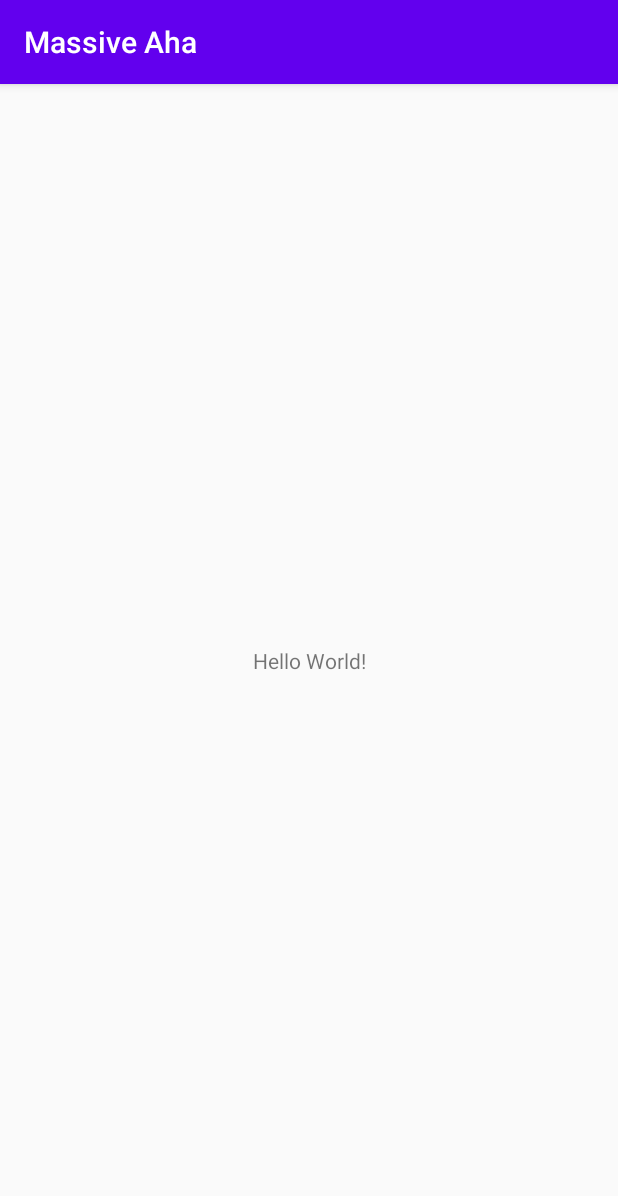
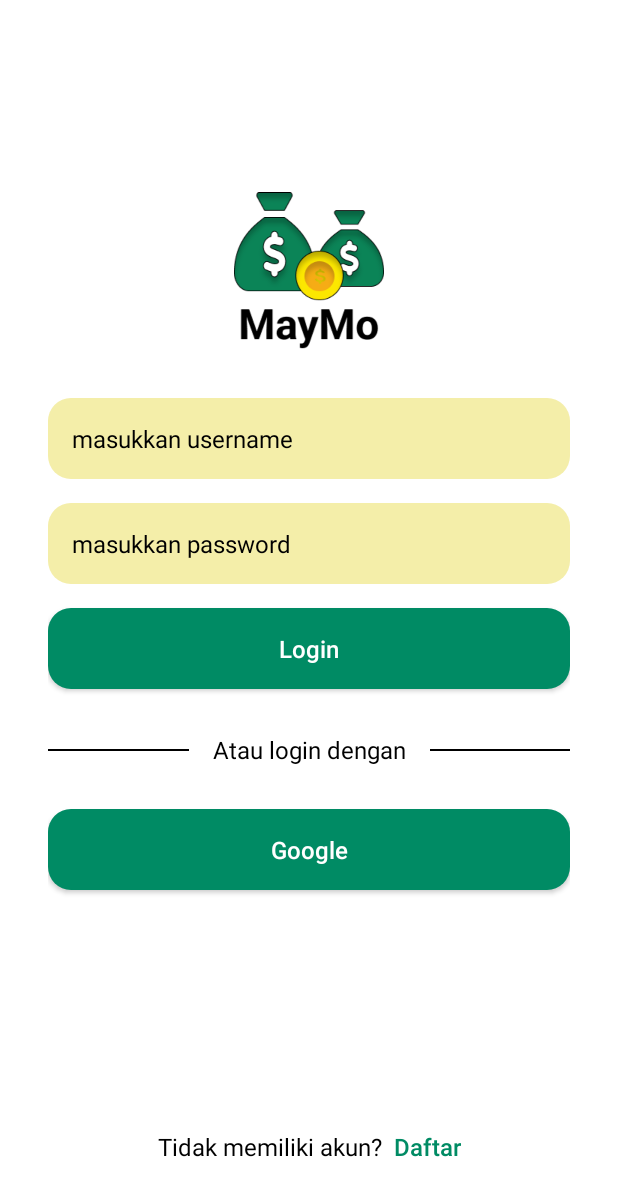
Before and after one commit to fillah11/MassiveC-mAYMO, an Android app: the screen it shows after launch (MainActivity before the commit, LoginAct after it), on a phone screen of 412 x 824 dp. Shown: the top 1196 px of the screen. Run offline under Robolectric (Android 15) with nearby library versions, the phone set to English and light mode, and no system bars.

Commit message:
login page

```diff
--- a/app/src/main/java/com/fillah/massiveaha/one/SplashScreen.kt
+++ b/app/src/main/java/com/fillah/massiveaha/one/SplashScreen.kt
@@ -1,12 +1,29 @@
 package com.fillah.massiveaha.one
 
+import android.content.Intent
 import android.support.v7.app.AppCompatActivity
 import android.os.Bundle
+import android.os.Handler
+import android.os.Looper
+import android.view.WindowManager
+import com.fillah.massiveaha.MainActivity
 import com.fillah.massiveaha.R
 
+@Suppress("DEPRECATION")
 class SplashScreen : AppCompatActivity() {
     override fun onCreate(savedInstanceState: Bundle?) {
         super.onCreate(savedInstanceState)
         setContentView(R.layout.activity_splash_screen)
+
+        window.setFlags(
+            WindowManager.LayoutParams.FLAG_FULLSCREEN,
+            WindowManager.LayoutParams.FLAG_FULLSCREEN
+        )
+
+        Handler(Looper.getMainLooper()).postDelayed({
+            val intent = Intent(this, LoginAct::class.java)
+            startActivity(intent)
+            finish()
+        }, 3000)
     }
 }
--- /dev/null
+++ b/app/src/main/res/drawable/button.xml
@@ -0,0 +1,8 @@
+<?xml version="1.0" encoding="utf-8"?>
+<shape xmlns:android="http://schemas.android.com/apk/res/android"
+    android:shape="rectangle">
+    <solid android:color="@color/dark_green"/>
+
+    <corners android:radius="15dp"/>
+
+</shape>
--- /dev/null
+++ b/app/src/main/res/drawable/edit_text.xml
@@ -0,0 +1,8 @@
+<?xml version="1.0" encoding="utf-8"?>
+<shape xmlns:android="http://schemas.android.com/apk/res/android"
+    android:shape="rectangle">
+    <solid android:color="@color/light_yellow"/>
+
+    <corners android:radius="15dp"/>
+
+</shape>
--- a/app/src/main/res/layout/activity_login.xml
+++ b/app/src/main/res/layout/activity_login.xml
@@ -4,6 +4,136 @@
     xmlns:tools="http://schemas.android.com/tools"
     android:layout_width="match_parent"
     android:layout_height="match_parent"
-    tools:context=".one.LoginAct">
+    tools:context=".one.LoginAct"
+    android:paddingHorizontal="32dp"
+    android:background="@color/white">
+
+    <ImageView
+        android:id="@+id/image"
+        android:layout_width="100dp"
+        android:layout_height="105dp"
+        android:src="@drawable/logo"
+        app:layout_constraintTop_toTopOf="parent"
+        app:layout_constraintEnd_toEndOf="parent"
+        app:layout_constraintStart_toStartOf="parent"
+        android:layout_marginTop="128dp"/>
+
+    <EditText
+        android:id="@+id/username"
+        android:hint="masukkan username"
+        android:layout_width="match_parent"
+        android:layout_height="wrap_content"
+        app:layout_constraintStart_toStartOf="parent"
+        app:layout_constraintEnd_toEndOf="parent"
+        app:layout_constraintTop_toBottomOf="@id/image"
+        android:layout_marginTop="32dp"
+        android:padding="16dp"
+        android:textSize="16sp"
+        android:background="@drawable/edit_text"
+        android:textColor="@color/black"
+        android:textColorHint="@color/black"/>
+
+    <EditText
+        android:id="@+id/password"
+        android:hint="masukkan password"
+        android:inputType="textPassword"
+        android:layout_width="match_parent"
+        android:layout_height="wrap_content"
+        app:layout_constraintStart_toStartOf="parent"
+        app:layout_constraintEnd_toEndOf="parent"
+        app:layout_constraintTop_toBottomOf="@id/username"
+        android:layout_marginTop="16dp"
+        android:padding="16dp"
+        android:textSize="16sp"
+        android:textColor="@color/black"
+        android:textColorHint="@color/black"
+        android:background="@drawable/edit_text"/>
+
+    <Button
+        android:id="@+id/btn_Login"
+        android:layout_width="match_parent"
+        android:layout_height="wrap_content"
+        app:layout_constraintStart_toStartOf="parent"
+        app:layout_constraintEnd_toEndOf="parent"
+        app:layout_constraintTop_toBottomOf="@id/password"
+        android:layout_marginTop="16dp"
+        android:text="Login"
+        android:textAllCaps="false"
+        android:padding="16dp"
+        android:textSize="16sp"
+        android:textColor="@color/white"
+        android:background="@drawable/button"
+        />
+
+    <View
+        app:layout_constraintStart_toStartOf="parent"
+        app:layout_constraintEnd_toEndOf="parent"
+        app:layout_constraintTop_toBottomOf="@id/btn_Login"
+        android:layout_width="match_parent"
+        android:layout_height="1dp"
+        android:background="@color/black"
+        android:layout_marginTop="40dp"/>
+
+    <Button
+        android:id="@+id/btn_Google"
+        android:layout_width="match_parent"
+        android:layout_height="wrap_content"
+        app:layout_constraintStart_toStartOf="parent"
+        app:layout_constraintEnd_toEndOf="parent"
+        app:layout_constraintTop_toBottomOf="@id/btn_Login"
+        android:layout_marginTop="80dp"
+        android:text="Google"
+        android:textAllCaps="false"
+        android:padding="16dp"
+        android:textSize="16sp"
+        android:textColor="@color/white"
+        android:background="@drawable/button"
+        />
+
+    <TextView
+        app:layout_constraintStart_toStartOf="parent"
+        app:layout_constraintEnd_toEndOf="parent"
+        app:layout_constraintTop_toBottomOf="@id/btn_Login"
+        app:layout_constraintBottom_toTopOf="@id/btn_Google"
+        android:layout_width="wrap_content"
+        android:layout_height="wrap_content"
+        android:text="Atau login dengan"
+        android:textColor="@color/black"
+        android:background="@color/white"
+        android:textSize="16sp"
+        android:paddingHorizontal="16dp"
+        />
+
+    <LinearLayout
+        app:layout_constraintEnd_toEndOf="parent"
+        app:layout_constraintStart_toStartOf="parent"
+        app:layout_constraintTop_toBottomOf="@id/btn_Google"
+        android:layout_width="wrap_content"
+        android:layout_height="wrap_content"
+        android:layout_marginTop="160dp"
+        android:orientation="horizontal">
+
+        <TextView
+            android:layout_width="wrap_content"
+            android:layout_height="wrap_content"
+            android:text="Tidak memiliki akun?"
+            android:textColor="@color/black"
+            android:textSize="16sp"/>
+
+        <Button
+            android:id="@+id/btn_Daftar"
+            android:layout_width="wrap_content"
+            android:layout_height="wrap_content"
+            android:text="Daftar"
+            android:textColor="@color/dark_green"
+            android:textAllCaps="false"
+            android:minHeight="0dp"
+            android:minWidth="0dp"
+            android:textSize="16sp"
+            android:background="@null"
+            android:layout_marginLeft="8dp"/>
+
+    </LinearLayout>
+
 
 </android.support.constraint.ConstraintLayout>
--- a/app/src/main/res/layout/activity_splash_screen.xml
+++ b/app/src/main/res/layout/activity_splash_screen.xml
@@ -4,6 +4,17 @@
     xmlns:tools="http://schemas.android.com/tools"
     android:layout_width="match_parent"
     android:layout_height="match_parent"
+    android:background="@color/white"
     tools:context=".one.SplashScreen">
 
+    <ImageView
+        app:layout_constraintTop_toTopOf="parent"
+        app:layout_constraintStart_toStartOf="parent"
+        app:layout_constraintBottom_toBottomOf="parent"
+        app:layout_constraintEnd_toEndOf="parent"
+        android:layout_width="100dp"
+        android:layout_height="105dp"
+        android:src="@drawable/logo"
+        />
+
 </android.support.constraint.ConstraintLayout>
--- a/app/src/main/res/values-night/themes.xml
+++ b/app/src/main/res/values-night/themes.xml
@@ -2,9 +2,10 @@
     <!-- Base application theme. -->
     <style name="Theme.MassiveAha" parent="Theme.AppCompat.Light.DarkActionBar">
         <!-- Primary brand color. -->
-        <item name="colorPrimary">@color/purple_200</item>
-        <item name="colorPrimaryDark">@color/purple_700</item>
+        <item name="colorPrimary">@color/light_orange</item>
+        <item name="colorPrimaryDark">@color/black</item>
         <item name="colorAccent">@color/teal_200</item>
         <!-- Customize your theme here. -->
+        <item name="android:statusBarColor">@color/white</item>
     </style>
 </resources>
--- a/app/src/main/res/values/colors.xml
+++ b/app/src/main/res/values/colors.xml
@@ -7,4 +7,7 @@
     <color name="teal_700">#FF018786</color>
     <color name="black">#FF000000</color>
     <color name="white">#FFFFFFFF</color>
+    <color name="light_orange">#E59C41</color>
+    <color name="light_yellow">#F4EEA9</color>
+    <color name="dark_green">#008B64</color>
 </resources>
--- a/app/src/main/res/values/themes.xml
+++ b/app/src/main/res/values/themes.xml
@@ -2,9 +2,11 @@
     <!-- Base application theme. -->
     <style name="Theme.MassiveAha" parent="Theme.AppCompat.Light.DarkActionBar">
         <!-- Primary brand color. -->
-        <item name="colorPrimary">@color/purple_500</item>
-        <item name="colorPrimaryDark">@color/purple_700</item>
+        <item name="colorPrimary">@color/light_orange</item>
+        <item name="colorPrimaryDark">@color/white</item>
         <item name="colorAccent">@color/teal_200</item>
         <!-- Customize your theme here. -->
+        <item name="android:statusBarColor">@color/white</item>
+        <item name="android:windowLightStatusBar">true</item>
     </style>
 </resources>
```
Also changed, not shown: app/src/main/AndroidManifest.xml (+21 -17 lines), app/src/main/res/drawable/logo.png (added).
